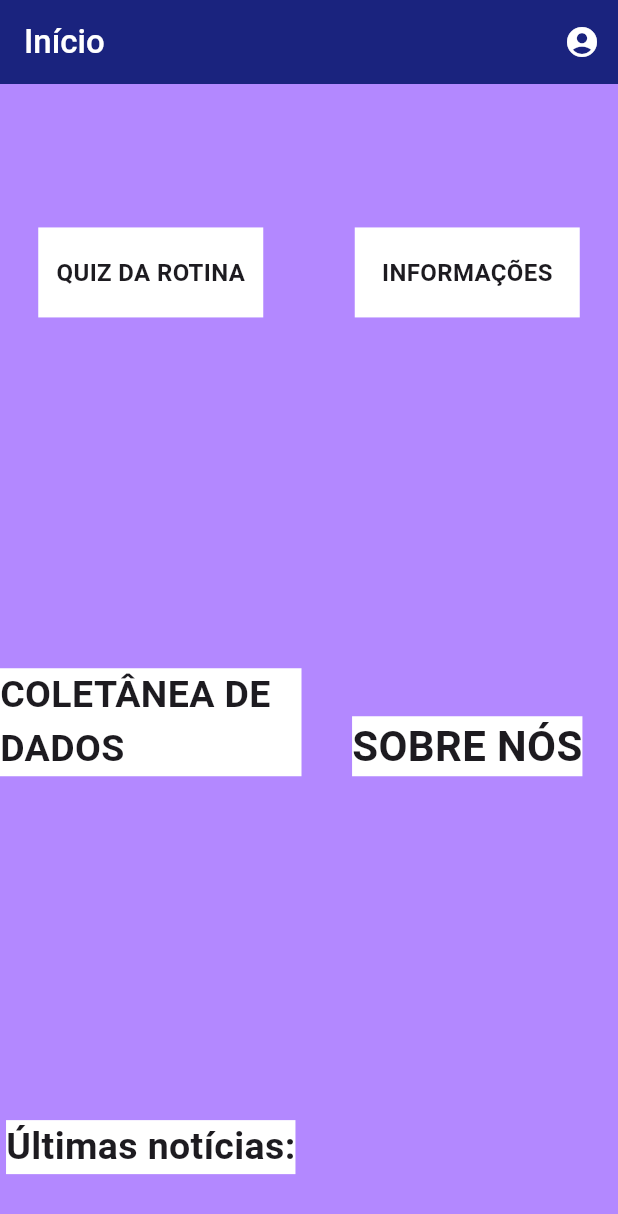
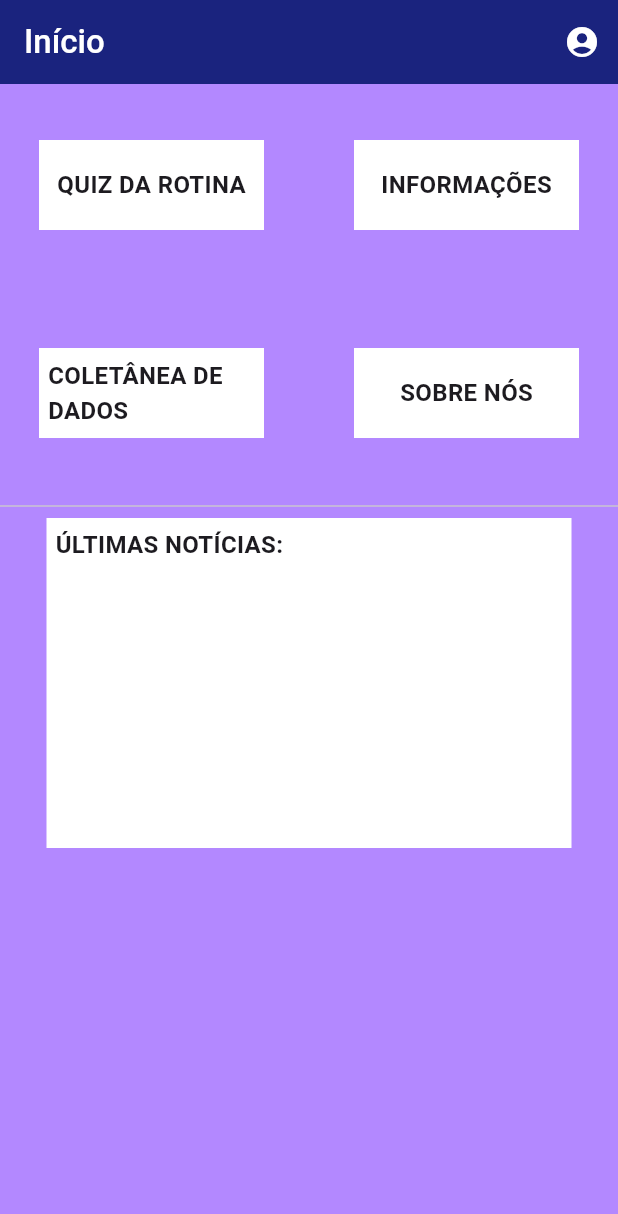
Before and after one commit to mclarabar/projeto_pmobile, a Flutter app: the screen it shows after launch, on a phone screen of 412 x 824 dp. Shown: the top 1214 px of the screen. Run offline on Flutter 3.47's test engine with Material 3 defaults, Android fonts, the phone set to English and light mode, and no system bars.

Commit message:
Comimit tela 01

```diff
--- a/lib/HomePage.dart
+++ b/lib/HomePage.dart
@@ -1,3 +1,4 @@
+
 import 'package:flutter/material.dart';
 
 class HomePage extends StatefulWidget {
@@ -43,8 +44,8 @@ class _HomePageState extends State<HomePage> {
                   gridDelegate: SliverGridDelegateWithFixedCrossAxisCount(
                     crossAxisCount: 2,
                     mainAxisSpacing: 4,
-                crossAxisSpacing: 10,
-                childAspectRatio: 0.8,
+                    crossAxisSpacing: 8,
+                    childAspectRatio: 3/2,
                   ),
                   children: [
                     Align(
@@ -66,7 +67,6 @@ class _HomePageState extends State<HomePage> {
                     Align(
                       child: Container(
                         alignment: Alignment.center,
-
                         width: 150,
                         height: 60,
                         color: Colors.white,
@@ -80,53 +80,57 @@ class _HomePageState extends State<HomePage> {
                       ),
                     ),
                     Align(
-                  alignment: Alignment.bottomCenter,
                       child: Container(
-                    margin: EdgeInsets.only(bottom: 45),
+                        padding: EdgeInsets.only(left: 6),
+                        alignment: Alignment.center,
+                        width: 150,
+                        height: 60,
                         color: Colors.white,
                         child: Text(
                           'COLETÂNEA DE DADOS',
                           style: TextStyle(
-                        fontSize: 25,
+                            fontSize: 16,
                             fontWeight: FontWeight.bold,
                           ),
                         ),
                       ),
                     ),
                     Align(
-                  alignment: Alignment.bottomCenter,
                       child: Container(
-                    margin: EdgeInsets.only(bottom: 45),
+                        alignment: Alignment.center,
+                        width: 150,
+                        height: 60,
                         color: Colors.white,
                         child: Text(
                           'SOBRE NÓS',
                           style: TextStyle(
-                        fontSize: 28,
+                            fontSize: 16,
                             fontWeight: FontWeight.bold,
                           ),
                         ),
                       ),
                     ),
+                  ]
+              ),
+              Divider(),
               Align(
-                  alignment: Alignment.bottomCenter,
                 child: Container(
-                    margin: EdgeInsets.only(bottom: 35),
+                  padding: EdgeInsets.all(6),
+                  alignment: Alignment.topLeft,
+                  width: 350,
+                  height: 220,
                   color: Colors.white,
                   child: Text(
-                      'Últimas notícias:',
+                    'ÚLTIMAS NOTÍCIAS:',
                     style: TextStyle(
-                        fontSize: 25,
+                      fontSize: 16,
                       fontWeight: FontWeight.bold,
                     ),
                   ),
                 ),
               ),
-
-              ],
+            ]
         ),
-          ],
-        ),
-
       ),
     );
   }
--- a/lib/main.dart
+++ b/lib/main.dart
@@ -1,3 +1,4 @@
+
 import 'package:tela1pm/HomePage.dart';
 import 'package:flutter/material.dart';
 
```
Lines whose indentation alone changed are shown as unchanged.
